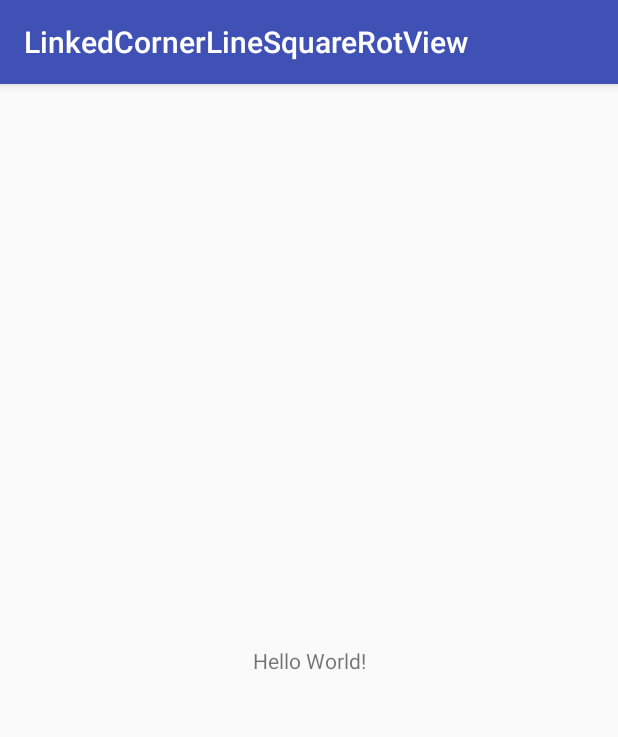
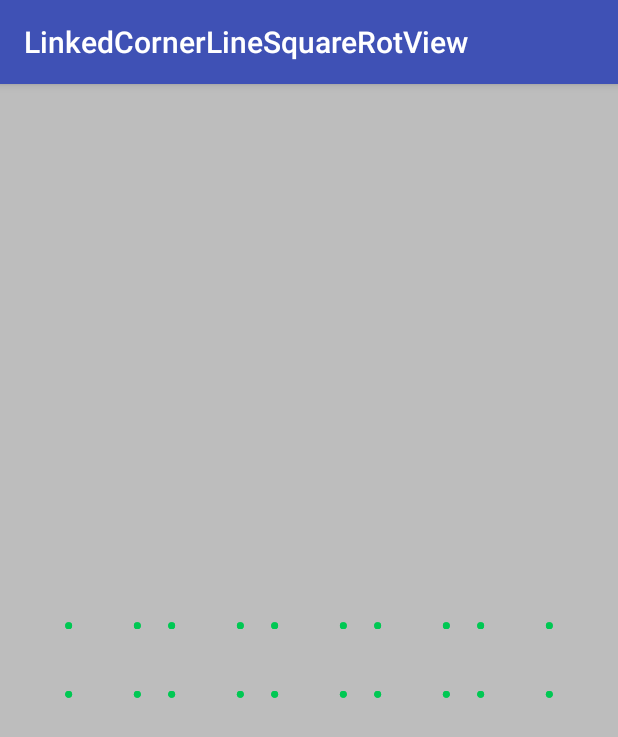
Before and after one commit to Anwesh43/LinkedCornerLineSquareRotView, an Android app: the screen it shows after launch (MainActivity), on a phone screen of 412 x 824 dp. Shown: the top 737 px of the screen. Run offline under Robolectric (Android 15) with nearby library versions, the phone set to English and light mode, and no system bars.

```diff
--- a/app/build.gradle
+++ b/app/build.gradle
@@ -27,6 +27,7 @@ dependencies {
     androidTestImplementation 'com.android.support.test:runner:1.0.1'
     androidTestImplementation 'com.android.support.test.espresso:espresso-core:3.0.1'
     compile "org.jetbrains.kotlin:kotlin-stdlib-jre7:$kotlin_version"
+    compile project(":cornerlinesquarerotview")
 }
 repositories {
     mavenCentral()
--- a/app/src/main/java/com/anwesh/uiprojects/linkedcornerlinesquarerotview/MainActivity.kt
+++ b/app/src/main/java/com/anwesh/uiprojects/linkedcornerlinesquarerotview/MainActivity.kt
@@ -2,11 +2,12 @@ package com.anwesh.uiprojects.linkedcornerlinesquarerotview
 
 import android.support.v7.app.AppCompatActivity
 import android.os.Bundle
+import com.anwesh.uiprojects.cornerlinesquarerotview.CornerLineSquareRotView
 
 class MainActivity : AppCompatActivity() {
 
     override fun onCreate(savedInstanceState: Bundle?) {
         super.onCreate(savedInstanceState)
-        setContentView(R.layout.activity_main)
+        CornerLineSquareRotView.create(this)
     }
 }
```
Also changed, not shown: cornerlinesquarerotview/src/main/java/com/anwesh/uiprojects/cornerlinesquarerotview/CornerLineSquareRotView.kt (line endings or trailing spaces).
